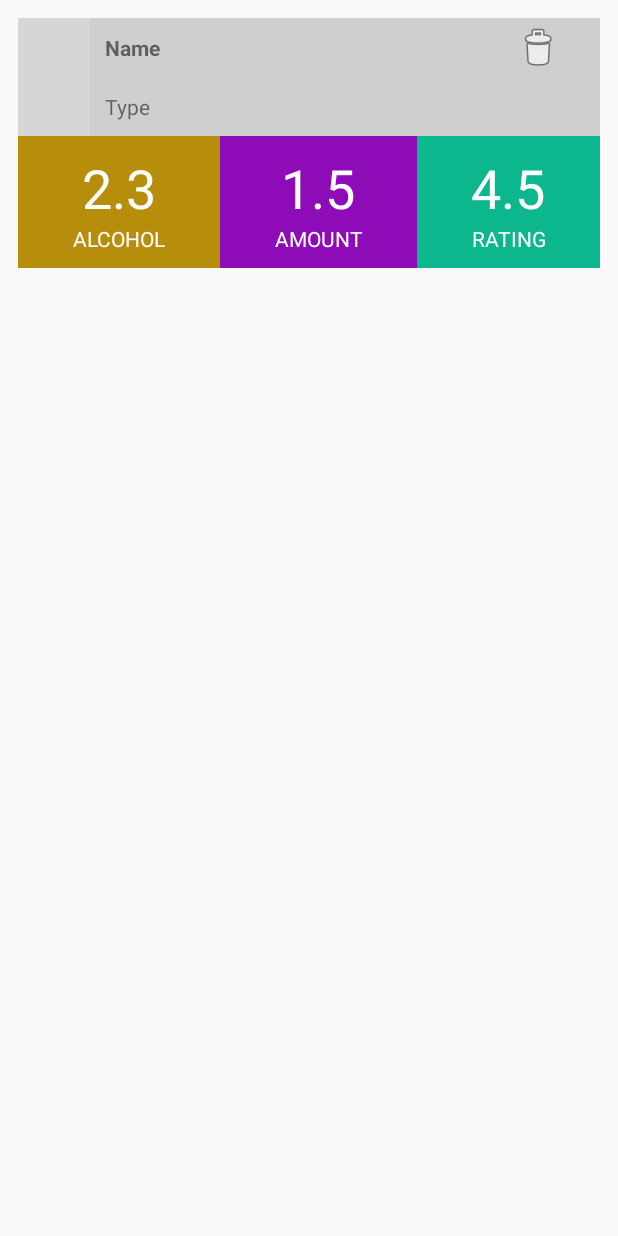
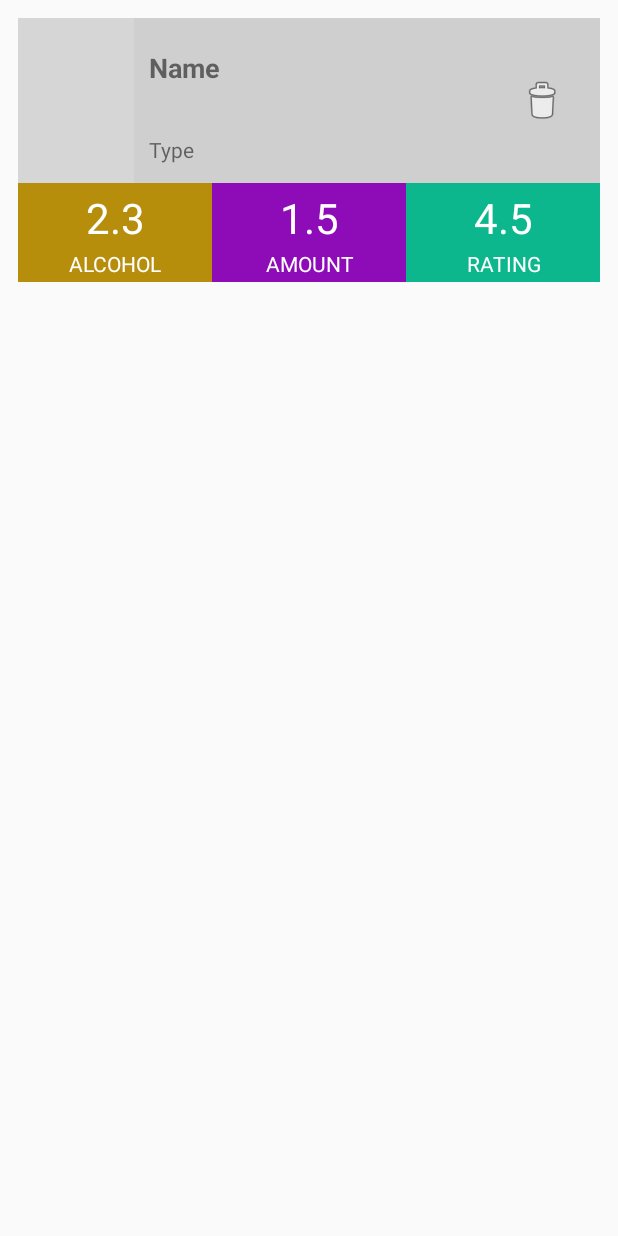
Before and after one commit to Kapibarabanka/AlcoDiary, an Android app: the layout list_item_edit_drink_in_event.xml on its own in the app's theme, with its tools: preview values and no code run, on a phone screen of 412 x 824 dp. Run offline under Robolectric (Android 15) with nearby library versions, the phone set to English and light mode, and no system bars; grey boxes are pictures that could not be loaded.

Commit message:
Fixed problems with cards in pop-ups

```diff
--- a/app/src/main/res/layout/app_bar_main.xml
+++ b/app/src/main/res/layout/app_bar_main.xml
@@ -16,8 +16,8 @@
                 android:id="@+id/toolbar"
                 android:layout_width="match_parent"
                 android:layout_height="?attr/actionBarSize"
-                android:background="?attr/colorPrimary"
-                app:popupTheme="@style/AppTheme.PopupOverlay"/>
+                android:background="#8d0cb7"
+                app:popupTheme="@style/AppTheme.PopupOverlay" />
 
     </android.support.design.widget.AppBarLayout>
 
--- a/app/src/main/res/layout/list_item_edit_drink_in_event.xml
+++ b/app/src/main/res/layout/list_item_edit_drink_in_event.xml
@@ -3,23 +3,23 @@
         xmlns:app="http://schemas.android.com/apk/res-auto"
         xmlns:tools="http://schemas.android.com/tools"
         android:layout_width="match_parent"
-        android:layout_height="wrap_content"
+        android:layout_height="200dp"
         android:layout_gravity="center_horizontal"
         android:orientation="vertical"
         android:padding="12sp"
-        android:weightSum="2">
+        android:weightSum="8">
 
     <LinearLayout
             android:layout_width="match_parent"
-            android:layout_height="wrap_content"
-            android:layout_weight="1"
+            android:layout_height="0dp"
+            android:layout_weight="5"
             android:background="#cfcfcf"
             android:orientation="horizontal"
-            android:weightSum="10">
+            android:weightSum="5">
 
         <ImageView
                 android:id="@+id/drinkIcon"
-                android:layout_width="wrap_content"
+                android:layout_width="0dp"
                 android:layout_height="match_parent"
                 android:layout_weight="1"
                 android:padding="10sp"
@@ -27,154 +27,146 @@
 
         <LinearLayout
                 android:id="@+id/infoLayout"
-                android:layout_width="wrap_content"
+                android:layout_width="0dp"
                 android:layout_height="match_parent"
-                android:layout_weight="9"
+                android:layout_weight="3"
                 android:orientation="vertical"
-                android:weightSum="3">
+                android:weightSum="5">
 
-            <LinearLayout
-                    android:id="@+id/nameDelButtonLayout"
+            <TextView
+                    android:id="@+id/list_drink_name"
                     android:layout_width="match_parent"
-                    android:layout_height="wrap_content"
-                    android:layout_weight="2"
-                    android:orientation="horizontal"
-                    android:weightSum="5">
-
-                <TextView
-                        android:id="@+id/list_drink_name"
-                        android:layout_width="wrap_content"
-                        android:layout_height="match_parent"
-                        android:layout_gravity="left|center_vertical"
-                        android:layout_weight="4"
-                        android:gravity="center_vertical"
-                        android:padding="10sp"
-                        android:text="@string/drink_name"
-                        android:textStyle="bold" />
-
-                <ImageButton
-                        android:id="@+id/deleteButton"
-                        android:layout_width="wrap_content"
-                        android:layout_height="match_parent"
-                        android:layout_weight="1"
-                        android:background="#cfcfcf"
-                        app:srcCompat="@android:drawable/ic_menu_delete" />
-
-            </LinearLayout>
+                    android:layout_height="0dp"
+                    android:layout_gravity="left|center_vertical"
+                    android:layout_weight="3"
+                    android:gravity="center_vertical"
+                    android:paddingLeft="10sp"
+                    android:text="@string/drink_name"
+                    android:textSize="18sp"
+                    android:textStyle="bold" />
 
             <TextView
                     android:id="@+id/list_drink_type"
                     android:layout_width="match_parent"
-                    android:layout_height="wrap_content"
+                    android:layout_height="0dp"
                     android:layout_gravity="left|center_vertical"
-                    android:layout_weight="1"
+                    android:layout_weight="2"
                     android:gravity="center_vertical"
-                    android:padding="10sp"
+                    android:paddingLeft="10sp"
                     android:text="@string/drink_type" />
 
         </LinearLayout>
+
+        <ImageButton
+                android:id="@+id/deleteButton"
+                android:layout_width="0dp"
+                android:layout_height="match_parent"
+                android:layout_weight="1"
+                android:background="#cfcfcf"
+                app:srcCompat="@android:drawable/ic_menu_delete" />
+
     </LinearLayout>
 
     <LinearLayout
             android:layout_width="match_parent"
-            android:layout_height="wrap_content"
-            android:layout_weight="1"
+            android:layout_height="0dp"
+            android:layout_weight="3"
             android:orientation="horizontal"
             android:weightSum="3">
 
         <LinearLayout
                 android:id="@+id/alcoholAmount"
-                android:layout_width="wrap_content"
+                android:layout_width="0dp"
                 android:layout_height="match_parent"
                 android:layout_weight="1"
                 android:orientation="vertical"
-                android:weightSum="5">
+                android:weightSum="3">
 
             <TextView
                     android:id="@+id/list_alcohol_amount"
                     android:layout_width="match_parent"
-                    android:layout_height="wrap_content"
-                    android:layout_weight="4"
+                    android:layout_height="0dp"
+                    android:layout_weight="2"
                     android:background="#b78d0c"
                     android:gravity="center"
-                    android:paddingTop="10sp"
+                    android:paddingTop="2sp"
                     android:text="2.3"
                     android:textColor="#ffffff"
-                    android:textSize="36sp" />
+                    android:textSize="28sp" />
 
             <TextView
                     android:id="@+id/labelAlcohol"
                     android:layout_width="match_parent"
-                    android:layout_height="wrap_content"
+                    android:layout_height="0dp"
                     android:layout_weight="1"
                     android:background="#b78d0c"
                     android:gravity="center"
-                    android:paddingBottom="10sp"
+                    android:paddingBottom="2sp"
                     android:text="ALCOHOL"
                     android:textColor="#ffffff" />
         </LinearLayout>
 
         <LinearLayout
                 android:id="@+id/drinkAmount"
-                android:layout_width="wrap_content"
+                android:layout_width="0dp"
                 android:layout_height="match_parent"
                 android:layout_weight="1"
                 android:orientation="vertical"
-                android:weightSum="5">
+                android:weightSum="3">
 
             <TextView
                     android:id="@+id/list_drink_amount"
                     android:layout_width="match_parent"
-                    android:layout_height="wrap_content"
+                    android:layout_height="0dp"
                     android:layout_gravity="left|center_vertical"
-                    android:layout_weight="4"
+                    android:layout_weight="2"
                     android:background="#8d0cb7"
                     android:gravity="center"
-                    android:paddingTop="10sp"
+                    android:paddingTop="2sp"
                     android:text="1.5"
                     android:textColor="#ffffff"
-                    android:textSize="36sp" />
+                    android:textSize="28sp" />
 
             <TextView
                     android:id="@+id/labelAmount"
                     android:layout_width="match_parent"
-                    android:layout_height="wrap_content"
+                    android:layout_height="0dp"
                     android:layout_weight="1"
                     android:background="#8d0cb7"
                     android:gravity="center"
-                    android:paddingBottom="10sp"
+                    android:paddingBottom="2sp"
                     android:text="AMOUNT"
                     android:textColor="#ffffff" />
         </LinearLayout>
 
         <LinearLayout
                 android:id="@+id/ratingAmount"
-                android:layout_width="wrap_content"
+                android:layout_width="0dp"
                 android:layout_height="match_parent"
                 android:layout_weight="1"
                 android:orientation="vertical"
-                android:weightSum="5">
+                android:weightSum="3">
 
             <TextView
                     android:id="@+id/list_rating_amount"
                     android:layout_width="match_parent"
-                    android:layout_height="wrap_content"
-                    android:layout_weight="4"
+                    android:layout_height="0dp"
+                    android:layout_weight="2"
                     android:background="#0cb78d"
                     android:gravity="center"
-                    android:paddingTop="10sp"
+                    android:paddingTop="2sp"
                     android:text="4.5"
                     android:textColor="#ffffff"
-                    android:textSize="36sp" />
+                    android:textSize="28sp" />
 
             <TextView
                     android:id="@+id/labelRating"
                     android:layout_width="match_parent"
-                    android:layout_height="wrap_content"
+                    android:layout_height="0dp"
                     android:layout_weight="1"
                     android:background="#0cb78d"
                     android:gravity="center"
-                    android:paddingBottom="10sp"
+                    android:paddingBottom="2sp"
                     android:text="RATING"
                     android:textColor="#ffffff" />
         </LinearLayout>
```
Also changed, not shown: app/src/main/res/layout/list_item_drink_in_event.xml (+44 -42 lines), app/src/main/res/layout/list_item_event.xml (+5 -5 lines), app/src/main/res/layout/nav_header_main.xml (+16 -16 lines), app/src/main/res/layout/pop_up_add_drink_to_event.xml (+19 -13 lines), app/src/main/res/layout/pop_up_drink_info.xml (+19 -21 lines), app/src/main/res/layout/pop_up_event_info.xml (+11 -9 lines), app/src/main/res/layout/pop_up_save_drink.xml (+39 -42 lines), app/src/main/res/layout/pop_up_save_drink_type.xml (+26 -23 lines), app/src/main/res/layout/pop_up_save_event.xml (+7 -6 lines).
